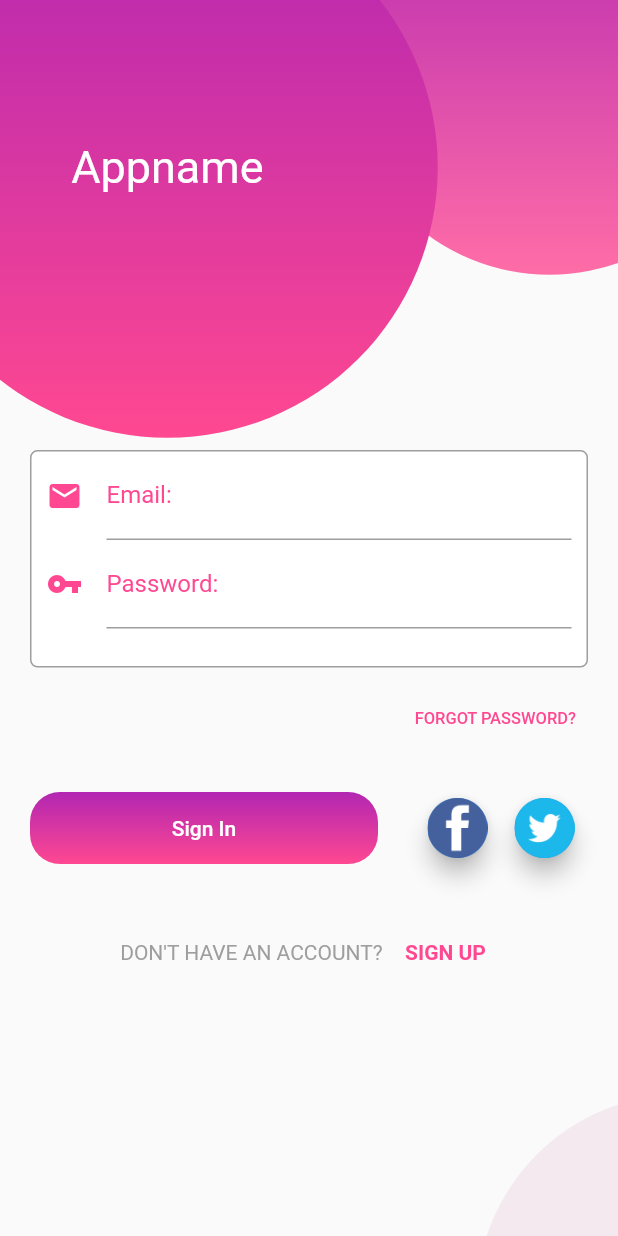
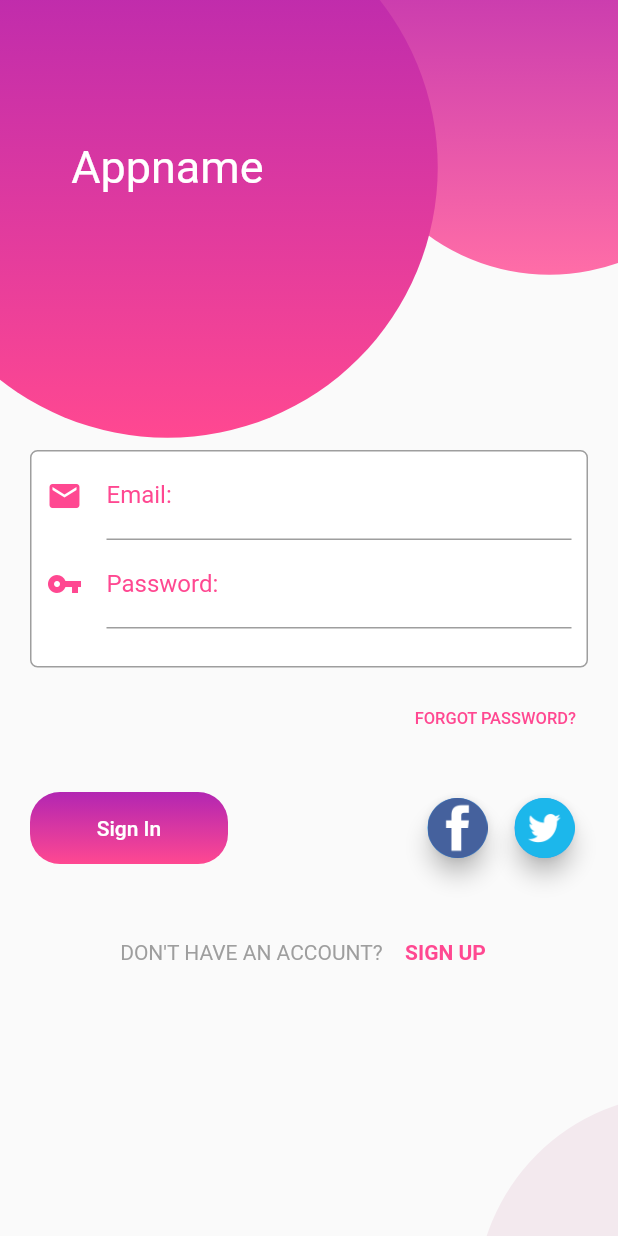
Before and after one commit to aalfiann/belajar-flutter, a Flutter app: the BelajarPageLogin screen opened directly, on a phone screen of 412 x 824 dp. Run offline on Flutter 3.47's test engine with Material 2 defaults, Android fonts, the phone set to English and light mode, and no system bars; our stand-ins replace shared_preferences; accounts and stored records are empty; Roboto replaces fonts that are missing (Arial).

Commit message:
- update

```diff
--- a/lib/component/belajarPageLogin.dart
+++ b/lib/component/belajarPageLogin.dart
@@ -132,7 +132,7 @@ class BelajarPageLogin extends StatelessWidget {
                           child: Container(
                             alignment: Alignment.center,
                             padding: EdgeInsets.all(10),
-                            width: 200,
+                            width: 100,
                             child: Text(
                               'Sign In',
                               style: TextStyle(color: Colors.white),
--- a/lib/main.dart
+++ b/lib/main.dart
@@ -1,5 +1,5 @@
 import 'package:flutter/material.dart';
-import 'component/belajarPureBloc.dart';
+import 'component/belajarPageLogin.dart';
 
 void main() {
   runApp(MyApp());
@@ -15,7 +15,7 @@ class MyApp extends StatelessWidget {
       theme: ThemeData(
         primarySwatch: Colors.blue,
       ),
-      home: BelajarPureBloc(),
+      home: BelajarPageLogin(),
     );
   }
 }
```
